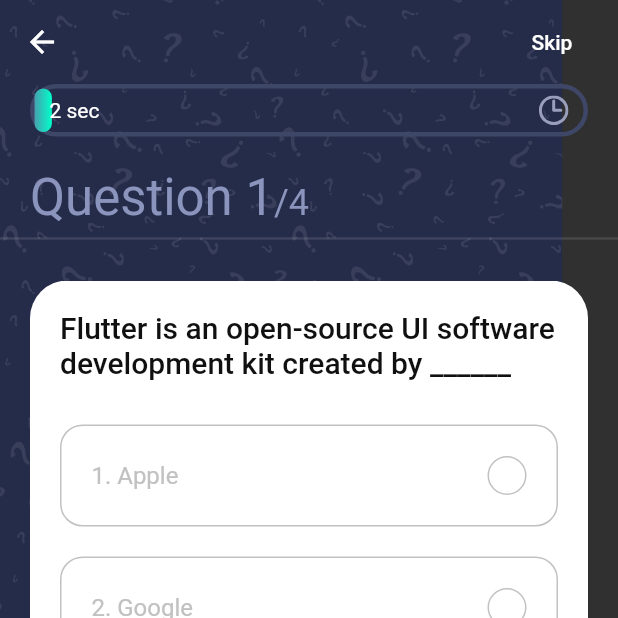
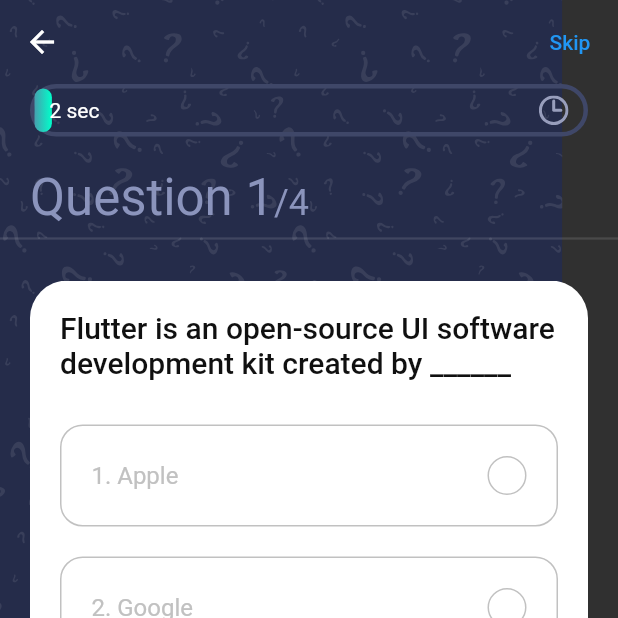
Before and after one commit to abuanwar072/Quiz-App-Flutter, a Flutter app: the QuizScreen screen opened directly, on a phone screen of 412 x 824 dp, the top half of it. Run offline on Flutter 3.47's test engine with Material 2 defaults, Android fonts, the phone set to English and light mode, and no system bars; our stand-ins replace flutter_svg, get.

Commit message:
change FlatButton to TextButton

```diff
--- a/lib/screens/quiz/quiz_screen.dart
+++ b/lib/screens/quiz/quiz_screen.dart
@@ -15,7 +15,7 @@ class QuizScreen extends StatelessWidget {
         backgroundColor: Colors.transparent,
         elevation: 0,
         actions: [
-          FlatButton(onPressed: _controller.nextQuestion, child: Text("Skip")),
+          TextButton(onPressed: _controller.nextQuestion, child: Text("Skip")),
         ],
       ),
       body: Body(),
```
